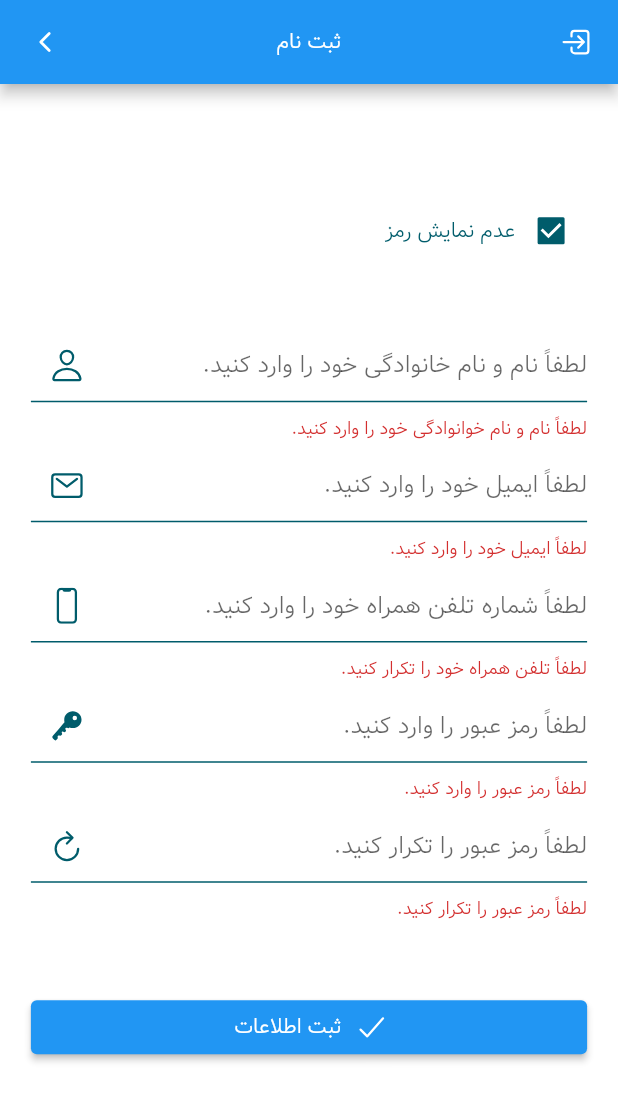
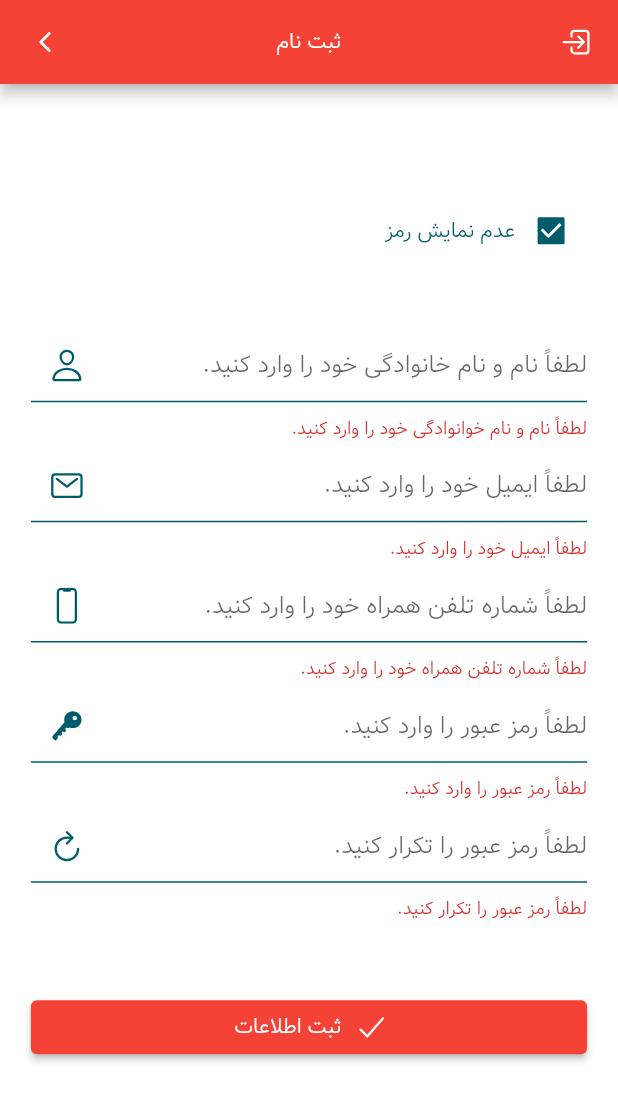
Before and after one commit to akbarpour814/kaghazsoti, a Flutter app: the RegistrationPage screen opened directly, after a tap on "ثبت اطلاعات", on a phone screen of 412 x 824 dp. Shown: the top 1101 px of the screen. Run offline on Flutter 3.47's test engine with Material 2 defaults, Android fonts, the phone set to English and light mode, and no system bars; our stand-ins replace audio_service, audio_video_progress_bar, dio, internet_connection_checker, ionicons, just_audio and 8 more; missing offline and left inert: material_color_generator, persian_number_utility, restart_app, shared_value, zarinpal; accounts and stored records are empty; network calls fail; project files that could hold a hidden picture were left out.

Commit message:
چک کردن متن هینت و ارورا

```diff
--- a/lib/controller/functions_for_checking_user_information_format.dart
+++ b/lib/controller/functions_for_checking_user_information_format.dart
@@ -39,7 +39,7 @@ class UserInformationFormatCheck {
     } else if((textEditingController.text.isEmpty) || (textEditingController.text.isValidIranianMobileNumber())) {
       _errorText  = null;
     } else if (!textEditingController.text.isValidIranianMobileNumber()) {
-      _errorText = 'لطفاً تلفن همراه معتبر وارد کنید.';
+      _errorText = 'لطفاً شماره تلفن همراه معتبر وارد کنید.';
     }
 
     return _errorText;
--- a/lib/main.dart
+++ b/lib/main.dart
@@ -130,7 +130,8 @@ class MyApp extends StatelessWidget {
   ThemeData _theme(BuildContext context) {
     return ThemeData(
       fontFamily: fontFamily,
-      primarySwatch: generateMaterialColor(color: _primaryColor),
+      //primarySwatch: generateMaterialColor(color: _primaryColor),
+      primarySwatch: Colors.red,
       primaryColor: _primaryColor,
       scaffoldBackgroundColor: Colors.white,
       dividerColor: _primaryColor,
--- a/lib/view/pages/login_pages/password_recovery_page.dart
+++ b/lib/view/pages/login_pages/password_recovery_page.dart
@@ -112,7 +112,7 @@ class _PasswordRecoveryPageState extends State<PasswordRecoveryPage> {
                         keyboardType: TextInputType.emailAddress,
                         decoration: InputDecoration(
                           helperText: _emailOrPhoneNumber ? 'ایمیل' : 'تلفن همراه',
-                          hintText: 'لطفاً ${_emailOrPhoneNumber ? 'ایمیل' : 'تلفن همراه'} خود را وارد کنید.',
+                          hintText: 'لطفاً ${_emailOrPhoneNumber ? 'ایمیل' : 'شماره تلفن همراه'} خود را وارد کنید.',
                           errorText: false ? '' : null,
                           suffixIcon: Icon(
                               _emailOrPhoneNumber ? Ionicons.mail_outline : Ionicons.phone_portrait_outline,
--- a/lib/view/pages/login_pages/registration_page.dart
+++ b/lib/view/pages/login_pages/registration_page.dart
@@ -268,7 +268,7 @@ class _RegistrationPageState extends State<RegistrationPage> {
   void _informationRegistration() async {
     _firstAndLastNameError = UserInformationFormatCheck.checkFirstAndLastNameFormat(_firstAndLastNameController, 'لطفاً نام و نام خوانوادگی خود را وارد کنید.',);
     _emailError = UserInformationFormatCheck.checkEmailFormat(_emailController, 'لطفاً ایمیل خود را وارد کنید.',);
-    _phoneNumberError= UserInformationFormatCheck.checkPhoneNumberFormat(_phoneNumberController, 'لطفاً تلفن همراه خود را تکرار کنید.',);
+    _phoneNumberError= UserInformationFormatCheck.checkPhoneNumberFormat(_phoneNumberController, 'لطفاً شماره تلفن همراه خود را وارد کنید.',);
     _passwordError = UserInformationFormatCheck.checkPasswordFormat(_passwordController, 'لطفاً رمز عبور را وارد کنید.',);
     _repeatPasswordError = UserInformationFormatCheck.checkPasswordFormat(_repeatPasswordController, 'لطفاً رمز عبور را تکرار کنید.',);
 
--- a/lib/view/pages/login_pages/splash_page.dart
+++ b/lib/view/pages/login_pages/splash_page.dart
@@ -81,7 +81,7 @@ class _SplashPageState extends State<SplashPage> {
     ///////////////////////////////////////////////////////////////////////////////////////////
     cartSlug = sharedPreferences.getStringList('cartSlug') ?? [];
 
-    _firstLogin = sharedPreferences.getBool('firstLogin') ?? false;
+    _firstLogin = sharedPreferences.getBool('firstLogin') ?? true;
 
     Future.delayed(const Duration(seconds: 6), () {
       Navigator.pushReplacement(
--- a/lib/view/pages/profile_page/account_page.dart
+++ b/lib/view/pages/profile_page/account_page.dart
@@ -276,7 +276,7 @@ class _AccountPageState extends State<AccountPage> {
     );
     _phoneNumberError = UserInformationFormatCheck.checkPhoneNumberFormat(
       _phoneNumberController,
-      'لطفاً تلفن همراه خود را تکرار کنید.',
+      'لطفاً شماره تلفن همراه خود را وارد کنید.',
     );
 
     if (_firstAndLastNameError == null &&
```
Also changed, not shown: lib/view/pages/login_pages/login_page.dart (+4 -6 lines).
